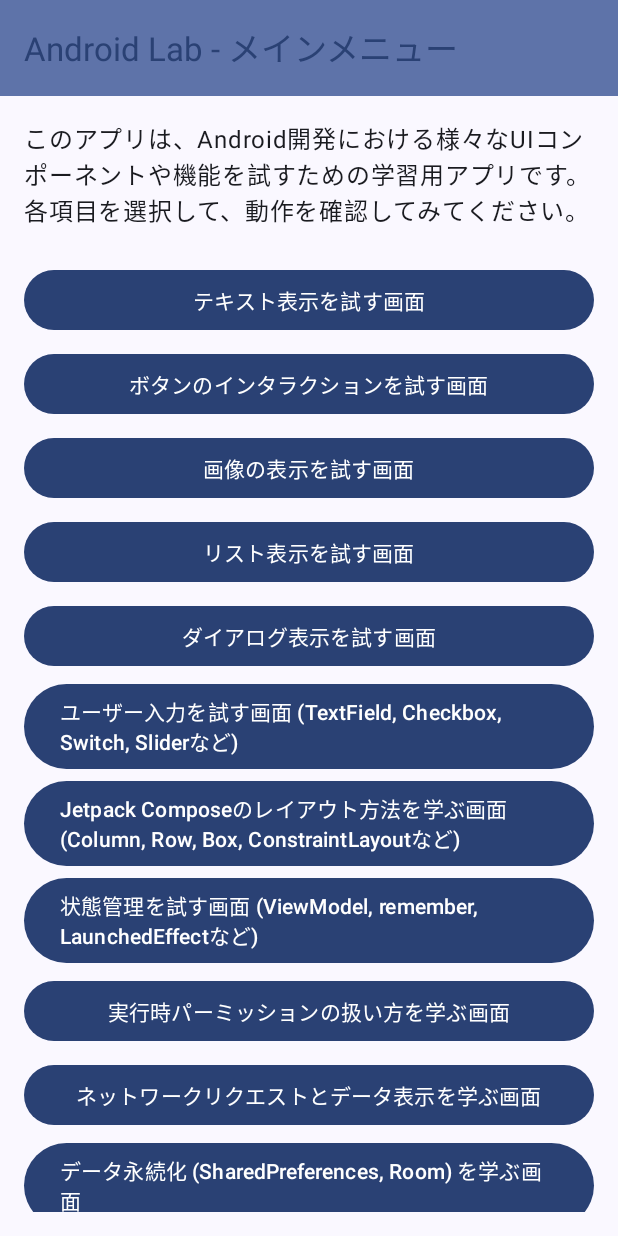
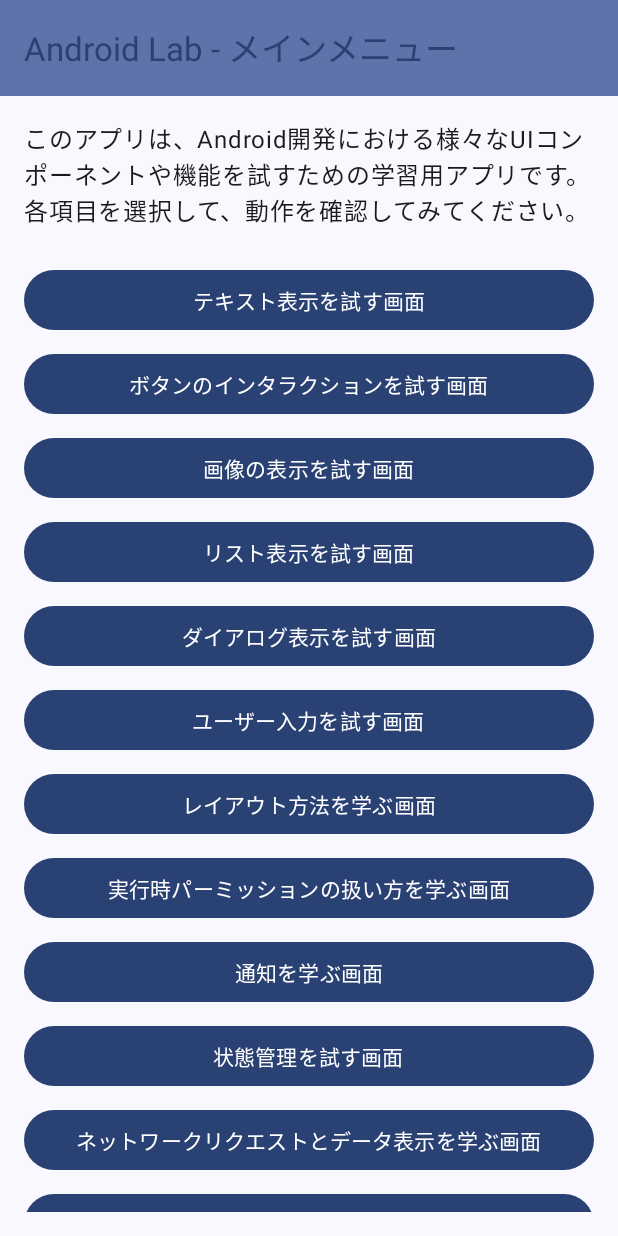
Before and after one commit to Fujikouki/AndroidLab, an Android app built with Jetpack Compose: the screen it shows after launch (MainActivity), on a phone screen of 412 x 824 dp. Run offline under Robolectric (Android 15) with nearby library versions, the phone set to English and light mode, and no system bars.

Commit message:
通知機能の学習画面を実装する

```diff
--- a/app/src/main/java/com/example/kouki/fujisue/androidlab/MainActivity.kt
+++ b/app/src/main/java/com/example/kouki/fujisue/androidlab/MainActivity.kt
@@ -18,6 +18,7 @@ import com.example.kouki.fujisue.androidlab.ui.layout.LayoutsScreen
 import com.example.kouki.fujisue.androidlab.ui.list.ListScreen
 import com.example.kouki.fujisue.androidlab.ui.main.MainScreen
 import com.example.kouki.fujisue.androidlab.ui.navigation.Route
+import com.example.kouki.fujisue.androidlab.ui.notification.NotificationScreen
 import com.example.kouki.fujisue.androidlab.ui.permission.PermissionsScreen
 import com.example.kouki.fujisue.androidlab.ui.text.TextScreen
 import com.example.kouki.fujisue.androidlab.ui.theme.AndroidLabTheme
@@ -84,6 +85,9 @@ fun AppContent() {
                 // TODO: ThemingScreenを実装する
                 Text("ThemingScreen")
             }
+            composable<Route.NotificationScreen> {
+                NotificationScreen()
+            }
         }
     }
 }
--- a/app/src/main/java/com/example/kouki/fujisue/androidlab/ui/main/MainScreen.kt
+++ b/app/src/main/java/com/example/kouki/fujisue/androidlab/ui/main/MainScreen.kt
@@ -28,14 +28,15 @@ fun MainScreen(navController: NavController) {
         Route.ImageScreen to "画像の表示を試す画面",
         Route.ListScreen to "リスト表示を試す画面",
         Route.DialogScreen to "ダイアログ表示を試す画面",
-        Route.InputScreen to "ユーザー入力を試す画面 (TextField, Checkbox, Switch, Sliderなど)",
-        Route.LayoutsScreen to "Jetpack Composeのレイアウト方法を学ぶ画面 (Column, Row, Box, ConstraintLayoutなど)",
-        Route.StateManagementScreen to "状態管理を試す画面 (ViewModel, remember, LaunchedEffectなど)",
+        Route.InputScreen to "ユーザー入力を試す画面",
+        Route.LayoutsScreen to "レイアウト方法を学ぶ画面",
         Route.PermissionsScreen to "実行時パーミッションの扱い方を学ぶ画面",
+        Route.NotificationScreen to "通知を学ぶ画面",
+        Route.StateManagementScreen to "状態管理を試す画面",
         Route.NetworkingScreen to "ネットワークリクエストとデータ表示を学ぶ画面",
-        Route.StorageScreen to "データ永続化 (SharedPreferences, Room) を学ぶ画面",
-        Route.AnimationScreen to "Jetpack Composeのアニメーションを試す画面",
-        Route.ThemingScreen to "アプリのテーマ設定 (ライト/ダークテーマ、ダイナミックカラー) を学ぶ画面"
+        Route.StorageScreen to "データ永続化を学ぶ画面",
+        Route.AnimationScreen to "アニメーションを試す画面",
+        Route.ThemingScreen to "テーマ設定を学ぶ画面"
     )
 
     Scaffold(
--- a/app/src/main/java/com/example/kouki/fujisue/androidlab/ui/navigation/Route.kt
+++ b/app/src/main/java/com/example/kouki/fujisue/androidlab/ui/navigation/Route.kt
@@ -59,4 +59,10 @@ object Route {
     /** アプリのテーマ設定 (ライト/ダークテーマ、ダイナミックカラー) を学ぶ画面 */
     @Serializable
     data object ThemingScreen
+
+    /**
+     * 通知を学ぶ画面
+     */
+    @Serializable
+    data object NotificationScreen
 }
```
Also changed, not shown: app/src/main/java/com/example/kouki/fujisue/androidlab/ui/notification/NotificationScreen.kt (added, +200 -0 lines).
